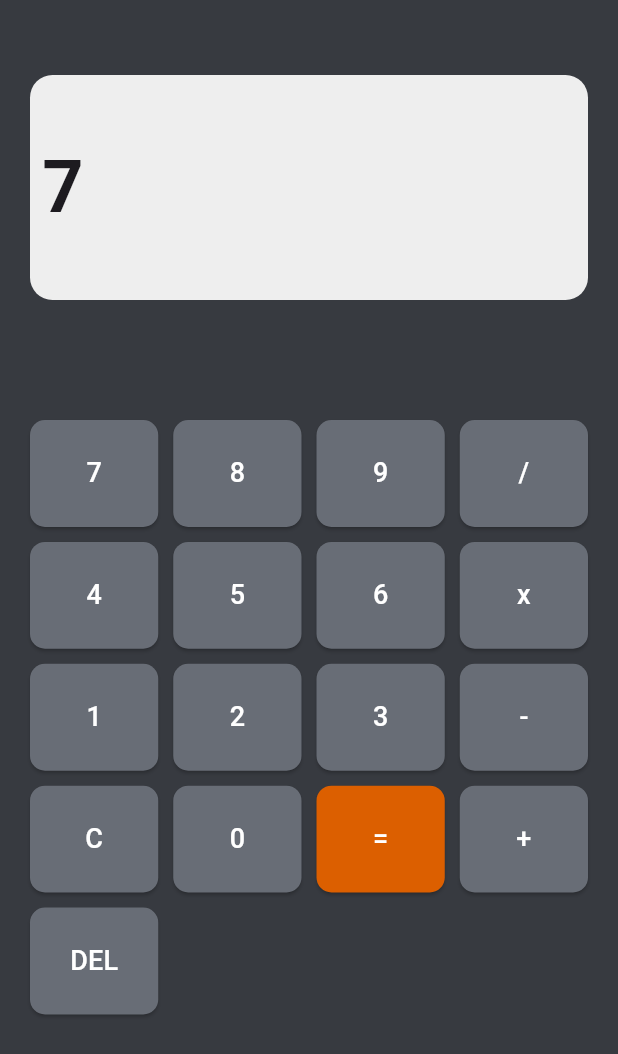
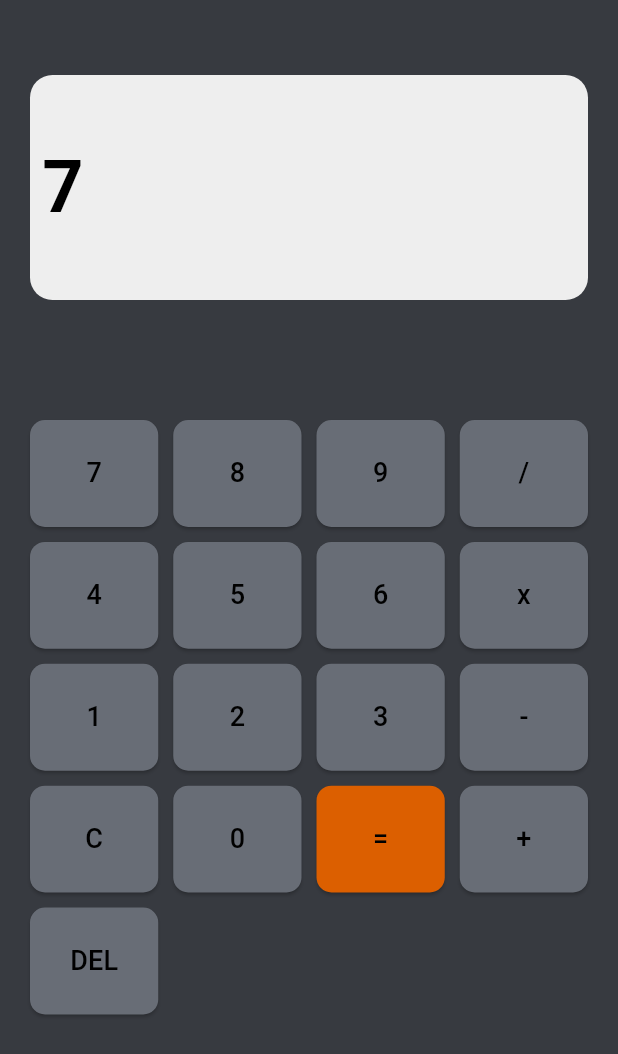
Before and after one commit to ZyN00x/Simple-Calculator, a Flutter app: the screen it shows after launch, after a tap on an icon or button, on a phone screen of 412 x 824 dp. Shown: the top 1054 px of the screen. Run offline on Flutter 3.47's test engine with Material 3 defaults, Android fonts, the phone set to English and light mode, and no system bars; missing offline and left inert: expressions.

Commit message:
Add colors for calculator outputs

```diff
--- a/lib/calculator.dart
+++ b/lib/calculator.dart
@@ -1,5 +1,10 @@
 import 'package:flutter/material.dart';
 import 'package:expressions/expressions.dart';
+
+const String equalButtonColor = '#DC5F00';
+const String backGroundColor = '#373A40';
+const String screenColor = '#EEEEEE';
+const String buttonColor = '#686D76';
 
 class CalculatorBody extends StatefulWidget {
   const CalculatorBody({super.key});
@@ -11,6 +16,7 @@ class CalculatorBody extends StatefulWidget {
 class _CalculatorBodyState extends State<CalculatorBody> {
   String currentExpression = '';
   bool isAnswered = false;
+  Color textColor = Colors.black;
 
   @override
   Widget build(BuildContext context) {
@@ -33,8 +39,11 @@ class _CalculatorBodyState extends State<CalculatorBody> {
                 ),
                 child: Text(
                   currentExpression,
-                  style: const TextStyle(
-                      fontSize: 48, fontWeight: FontWeight.bold),
+                  style: TextStyle(
+                    fontSize: 48,
+                    fontWeight: FontWeight.bold,
+                    color: textColor,
+                  ),
                 ),
               ),
             ),
@@ -69,7 +78,7 @@ class _CalculatorBodyState extends State<CalculatorBody> {
                         child: Text(
                           buttons[index],
                           style: const TextStyle(
-                              fontSize: 18, color: Colors.white),
+                              fontSize: 18, color: Colors.black),
                         ),
                       );
                     },
@@ -115,16 +124,21 @@ class _CalculatorBodyState extends State<CalculatorBody> {
       } else if (buttonText == '=') {
         if (!isValidExpression(currentExpression)) {
           currentExpression = "Invalid Input";
+          textColor = Colors.red;
         } else if (currentExpression == '') {
           currentExpression = "No Input";
+          textColor = Colors.red;
         } else {
           currentExpression = getAnswer(currentExpression);
           isAnswered = true;
+          textColor = const Color.fromARGB(255, 4, 143, 9);
         }
       } else {
+        textColor = Colors.black;
         if ((isAnswered && !isOngoingOperation(currentExpression)) ||
             currentExpression == "Invalid Input" ||
-            currentExpression == "No Input") {
+            currentExpression == "No Input" ||
+            currentExpression == "Infinity") {
           currentExpression = '';
           isAnswered = false;
         }
@@ -176,8 +190,3 @@ class _CalculatorBodyState extends State<CalculatorBody> {
     return true;
   }
 }
-
-const String equalButtonColor = '#DC5F00';
-const String backGroundColor = '#373A40';
-const String screenColor = '#EEEEEE';
-const String buttonColor = '#686D76';
```
